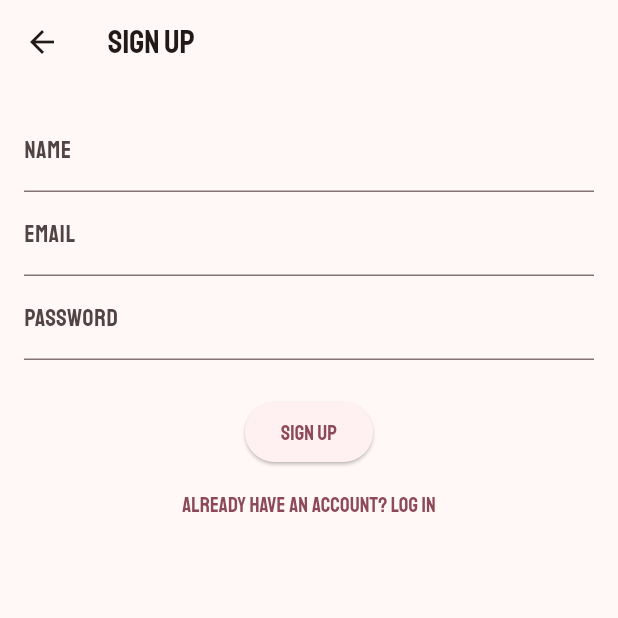
After one commit to aishaatiko/PET, a Flutter app: the SignUpScreen screen opened directly, after a tap on "Already have an account? Log In", after a tap on "Login", after a tap on "Don't have an account? Sign up", on a phone screen of 412 x 824 dp, the top half of it. The commit adds this screen. Run offline on Flutter 3.47's test engine with Material 3 defaults, Android fonts, the phone set to English and light mode, and no system bars; our stand-ins replace appwrite, hive, hive_flutter, shared_preferences; accounts and stored records are empty; network calls fail.

Commit message:
implement appwrite service with login and signup

```diff
--- a/lib/routes/router_generator.dart
+++ b/lib/routes/router_generator.dart
@@ -4,6 +4,7 @@ import 'package:personal_expense_tracker/screens/add_expense_screen.dart';
 import 'package:personal_expense_tracker/screens/detail_expense_screen.dart';
 import 'package:personal_expense_tracker/screens/edit_expense_screen.dart';
 import 'package:personal_expense_tracker/screens/home_screen.dart';
+// import 'package:personal_expense_tracker/screens/login_screen.dart';
 
 class RouteGenerator {
   static Route<dynamic> generateRoute(
@@ -14,6 +15,7 @@ class RouteGenerator {
       case "/":
         return MaterialPageRoute(
           builder: (context) => const HomeScreen(),
+          // const LoginScreen(),
         );
       case "/addExpenseScreen":
         return MaterialPageRoute(
--- /dev/null
+++ b/lib/screens/login_screen.dart
@@ -0,0 +1,88 @@
+import 'package:flutter/material.dart';
+import 'package:personal_expense_tracker/screens/home_screen.dart';
+import 'package:personal_expense_tracker/screens/signup_screen.dart';
+import '../services/appwrite_service.dart';
+
+class LoginScreen extends StatefulWidget {
+  const LoginScreen({super.key});
+
+  @override
+  State<LoginScreen> createState() => _LoginScreenState();
+}
+
+class _LoginScreenState extends State<LoginScreen> {
+  final _emailController = TextEditingController();
+  final _passwordController = TextEditingController();
+  String _message = '';
+
+  @override
+  void initState() {
+    super.initState();
+    _logoutExistingSession();
+  }
+
+  Future<void> _logoutExistingSession() async {
+    try {
+      await AppwriteService.logout();
+    } catch (e) {
+      // Ignore errors, e.g. no session to logout from
+    }
+  }
+
+  Future<void> _login() async {
+    try {
+      await AppwriteService.login(
+        email: _emailController.text.trim(),
+        password: _passwordController.text.trim(),
+      );
+      // final user = await AppwriteService.getCurrentUser();
+
+      if (!mounted) return;
+
+      // Navigate to HomeScreen on success
+      Navigator.pushReplacement(
+        context,
+        MaterialPageRoute(builder: (_) => const HomeScreen()),
+      );
+    } catch (e) {
+      setState(() {
+        _message = 'Login failed: $e';
+      });
+    }
+  }
+
+  @override
+  Widget build(BuildContext context) {
+    return Scaffold(
+      appBar: AppBar(title: const Text('Appwrite Login')),
+      body: Padding(
+        padding: const EdgeInsets.all(16),
+        child: Column(
+          children: [
+            TextField(
+                controller: _emailController,
+                decoration: const InputDecoration(labelText: 'Email')),
+            TextField(
+                controller: _passwordController,
+                decoration: const InputDecoration(labelText: 'Password'),
+                obscureText: true),
+            const SizedBox(height: 16),
+            ElevatedButton(onPressed: _login, child: const Text('Login')),
+            const SizedBox(height: 8),
+            TextButton(
+              onPressed: () {
+                Navigator.push(
+                  context,
+                  MaterialPageRoute(builder: (_) => const SignUpScreen()),
+                );
+              },
+              child: const Text("Don't have an account? Sign up"),
+            ),
+            const SizedBox(height: 8),
+            Text(_message),
+          ],
+        ),
+      ),
+    );
+  }
+}
--- /dev/null
+++ b/lib/screens/signup_screen.dart
@@ -0,0 +1,92 @@
+import 'package:flutter/material.dart';
+import 'package:personal_expense_tracker/services/appwrite_service.dart';
+import 'login_screen.dart'; // For navigation after sign up
+
+class SignUpScreen extends StatefulWidget {
+  const SignUpScreen({super.key});
+
+  @override
+  State<SignUpScreen> createState() => _SignUpScreenState();
+}
+
+class _SignUpScreenState extends State<SignUpScreen> {
+  final _nameController = TextEditingController();
+  final _emailController = TextEditingController();
+  final _passwordController = TextEditingController();
+
+  Future<void> _signUp() async {
+    final name = _nameController.text.trim();
+    final email = _emailController.text.trim();
+    final password = _passwordController.text.trim();
+
+    if (name.isEmpty || email.isEmpty || password.isEmpty) {
+      ScaffoldMessenger.of(context).showSnackBar(
+        const SnackBar(content: Text('All fields are required')),
+      );
+      return;
+    }
+
+    try {
+      await AppwriteService.createAccount(
+        email: email,
+        password: password,
+        name: name,
+      );
+
+      if (!context.mounted) return;
+      ScaffoldMessenger.of(context).showSnackBar(
+        const SnackBar(content: Text('Account created! Please log in.')),
+      );
+
+      Navigator.pushReplacement(
+        context,
+        MaterialPageRoute(builder: (_) => const LoginScreen()),
+      );
+    } catch (e) {
+      ScaffoldMessenger.of(context).showSnackBar(
+        SnackBar(content: Text(e.toString())),
+      );
+    }
+  }
+
+  @override
+  Widget build(BuildContext context) {
+    return Scaffold(
+      appBar: AppBar(title: const Text('Sign Up')),
+      body: Padding(
+        padding: const EdgeInsets.all(16),
+        child: Column(
+          children: [
+            TextField(
+              controller: _nameController,
+              decoration: const InputDecoration(labelText: 'Name'),
+            ),
+            TextField(
+              controller: _emailController,
+              decoration: const InputDecoration(labelText: 'Email'),
+            ),
+            TextField(
+              controller: _passwordController,
+              decoration: const InputDecoration(labelText: 'Password'),
+              obscureText: true,
+            ),
+            const SizedBox(height: 24),
+            ElevatedButton(
+              onPressed: _signUp,
+              child: const Text('Sign Up'),
+            ),
+            TextButton(
+              onPressed: () {
+                Navigator.pushReplacement(
+                  context,
+                  MaterialPageRoute(builder: (_) => const LoginScreen()),
+                );
+              },
+              child: const Text('Already have an account? Log In'),
+            ),
+          ],
+        ),
+      ),
+    );
+  }
+}
--- /dev/null
+++ b/lib/services/appwrite_service.dart
@@ -0,0 +1,55 @@
+import 'package:appwrite/appwrite.dart';
+import 'package:appwrite/models.dart' as models;
+
+class AppwriteService {
+  static final Client client = Client()
+    ..setEndpoint(
+        'https://fra.cloud.appwrite.io/v1') // ← Your Appwrite API Endpoint
+    ..setProject('68257b900016c23156eb') // ← Your Project ID
+    ..setSelfSigned(status: true); // Optional: only for local dev / self-hosted
+
+  static final Account account = Account(client);
+
+  static Future<void> createAccount({
+    required String email,
+    required String password,
+    required String name,
+  }) async {
+    await account.create(
+      userId: ID.unique(),
+      email: email,
+      password: password,
+      name: name,
+    );
+  }
+
+  // Login
+  static Future<void> login({
+    required String email,
+    required String password,
+  }) async {
+    await account.createEmailPasswordSession(
+      email: email,
+      password: password,
+    );
+  }
+
+  // Get current user
+  static Future<models.User> getCurrentUser() async {
+    return await account.get();
+  }
+
+  // Logout
+  static Future<void> logout() async {
+    await account.deleteSession(sessionId: 'current');
+  }
+}
+
+// how to use
+// void yourFunction() {
+//   final client = AppwriteService.client;
+
+//   // Example usage with Account API
+//   final account = Account(client);
+//   // await account.createSession(...);
+// }
--- a/pubspec.yaml
+++ b/pubspec.yaml
@@ -18,6 +18,7 @@ dependencies:
   hive: ^2.2.3
   hive_flutter: ^1.1.0
   path_provider: ^2.0.11
+  appwrite: ^12.0.1
 
 dev_dependencies:
   flutter_test:
```
Also changed, not shown: 1 other file.
